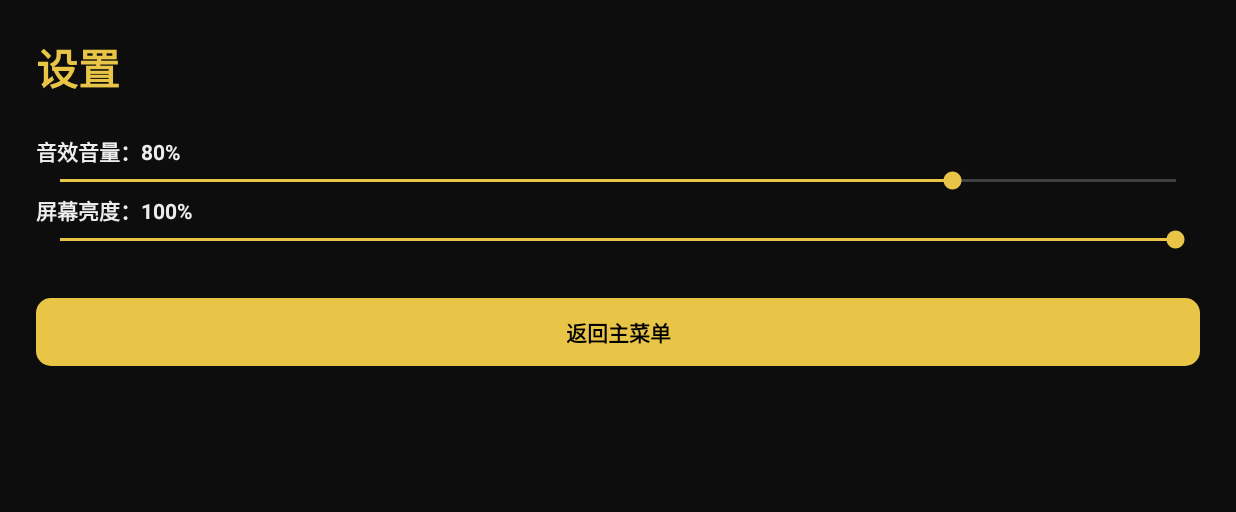
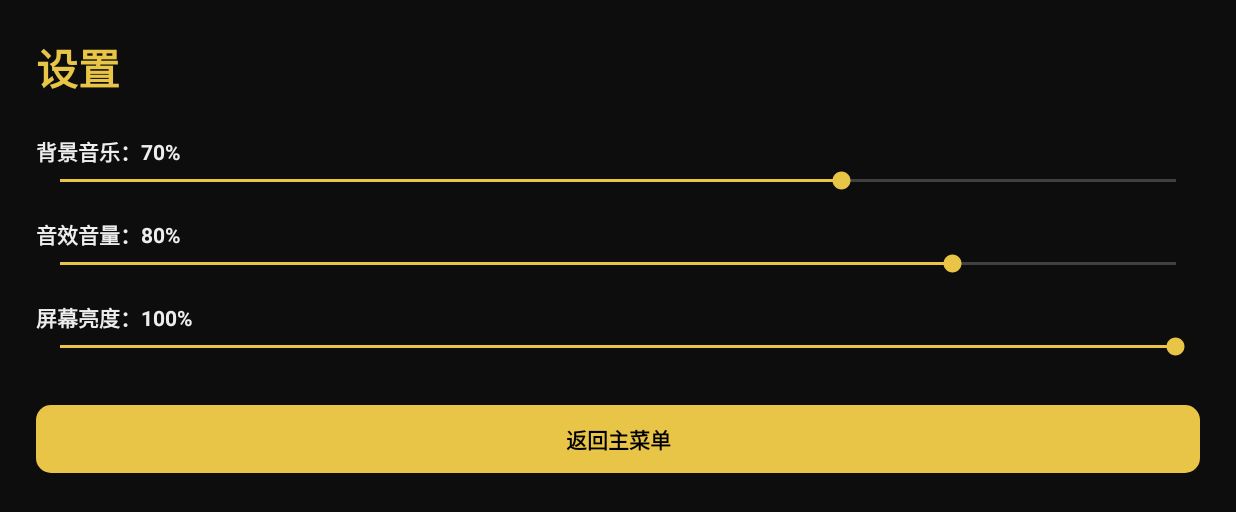
Before and after one commit to fktrr1234567890/BackroomsCardJourney-no, an Android app: the screen it shows after launch (MainActivity), after a tap on "设置", on a phone screen of 824 x 412 dp (held sideways). Shown: the top 512 px of the screen. Run offline under Robolectric (Android 15) with nearby library versions, the phone set to English and light mode, and no system bars.

Commit message:
Update MainActivity.kt

```diff
--- a/app/src/main/java/com/backrooms/cardjourney/MainActivity.kt
+++ b/app/src/main/java/com/backrooms/cardjourney/MainActivity.kt
@@ -6,6 +6,9 @@ import android.content.Context
 import android.graphics.Color
 import android.graphics.Typeface
 import android.graphics.drawable.GradientDrawable
+import android.media.AudioAttributes
+import android.media.AudioFormat
+import android.media.AudioTrack
 import android.os.Bundle
 import android.view.Gravity
 import android.view.View
@@ -18,13 +21,18 @@ import android.widget.SeekBar
 import android.widget.TextView
 import android.widget.Toast
 import kotlin.math.max
+import kotlin.math.sin
 
 class MainActivity : Activity() {
     private lateinit var root: FrameLayout
     private val engine = GameEngine()
+    private var musicVol = 70
     private var soundVol = 80
     private var bright = 100
     private var overDialogShown = false
+
+    private var audioTrack: AudioTrack? = null
+    private var audioThread: Thread? = null
 
     private val C_BG = 0xFF0D0D0D.toInt()
     private val C_PANEL = 0xFF1B1B1B.toInt()
@@ -44,9 +52,68 @@ class MainActivity : Activity() {
         setContentView(root)
         loadSettings()
         applyBrightness()
+        startBgm()
         showMainMenu()
     }
 
+    override fun onDestroy() {
+        super.onDestroy()
+        stopBgm()
+    }
+
+    // ====== 纯代码生成后室底噪（荧光灯嗡嗡声） ======
+    private fun startBgm() {
+        if (musicVol <= 0 || audioTrack != null) return
+        audioThread = Thread {
+            val sampleRate = 44100
+            val bufferSize = AudioTrack.getMinBufferSize(sampleRate, AudioFormat.CHANNEL_OUT_MONO, AudioFormat.ENCODING_PCM_16BIT)
+            try {
+                audioTrack = AudioTrack.Builder()
+                    .setAudioAttributes(AudioAttributes.Builder()
+                        .setUsage(AudioAttributes.USAGE_GAME)
+                        .setContentType(AudioAttributes.CONTENT_TYPE_MUSIC)
+                        .build())
+                    .setAudioFormat(AudioFormat.Builder()
+                        .setEncoding(AudioFormat.ENCODING_PCM_16BIT)
+                        .setSampleRate(sampleRate)
+                        .setChannelMask(AudioFormat.CHANNEL_OUT_MONO)
+                        .build())
+                    .setBufferSizeInBytes(bufferSize * 2)
+                    .setTransferMode(AudioTrack.MODE_STREAM)
+                    .build()
+
+                audioTrack?.play()
+                val buffer = ShortArray(bufferSize)
+                var phase = 0.0
+                while (!Thread.currentThread().isInterrupted && audioTrack?.playState == AudioTrack.PLAYSTATE_PLAYING) {
+                    for (i in buffer.indices) {
+                        val t = phase / sampleRate.toDouble()
+                        // 50Hz 低频轰鸣 + 120Hz 荧光灯电流声 + 微弱白噪音
+                        val sine = sin(2.0 * Math.PI * 50.0 * t) * 0.1 + sin(2.0 * Math.PI * 120.0 * t) * 0.05
+                        val noise = (Math.random() * 2 - 1) * 0.015
+                        buffer[i] = ((sine + noise) * Short.MAX_VALUE * (musicVol / 100.0)).toInt().toShort()
+                        phase += 1.0
+                    }
+                    audioTrack?.write(buffer, 0, buffer.size)
+                }
+            } catch (e: Exception) {
+                e.printStackTrace()
+            }
+        }
+        audioThread?.start()
+    }
+
+    private fun stopBgm() {
+        audioThread?.interrupt()
+        audioThread = null
+        try {
+            audioTrack?.stop()
+            audioTrack?.release()
+        } catch (e: Exception) {}
+        audioTrack = null
+    }
+
+    // ====== 基础 UI 工具 ======
     private fun dp(v: Int): Int = (v * resources.displayMetrics.density).toInt()
 
     private fun rounded(color: Int, radius: Float): GradientDrawable {
@@ -130,12 +197,13 @@ class MainActivity : Activity() {
     }
 
     private fun loadSettings() {
+        musicVol = prefs.getInt("music", 70)
         soundVol = prefs.getInt("sound", 80)
         bright = prefs.getInt("bright", 100)
     }
 
     private fun saveSettings() {
-        prefs.edit().putInt("sound", soundVol).putInt("bright", bright).apply()
+        prefs.edit().putInt("music", musicVol).putInt("sound", soundVol).putInt("bright", bright).apply()
     }
 
     private fun applyBrightness() {
@@ -257,11 +325,29 @@ class MainActivity : Activity() {
 
     private fun showEventDialog() {
         val evt = engine.activeEvent ?: return
+
+        // 构建明确的好处/坏处提示
+        val effectMsg = StringBuilder()
+        effectMsg.append(evt.desc).append("\n\n【结算结果】\n")
+        if (evt.hpChange != 0) {
+            effectMsg.append("生命 ").append(if (evt.hpChange > 0) "+" else "").append(evt.hpChange).append("\n")
+        }
+        if (evt.coinChange != 0) {
+            effectMsg.append("金币 ").append(if (evt.coinChange > 0) "+" else "").append(evt.coinChange).append("\n")
+        }
+        if (evt.progChange != 0) {
+            effectMsg.append("进度 ").append(if (evt.progChange > 0) "+" else "").append(evt.progChange).append("\n")
+        }
+        if (evt.hpChange == 0 && evt.coinChange == 0 && evt.progChange == 0) {
+            effectMsg.append("无事发生……\n")
+        }
+
         val b = AlertDialog.Builder(this)
         b.setTitle(evt.title)
-        b.setMessage(evt.desc)
+        b.setMessage(effectMsg.toString())
         b.setCancelable(false)
-        b.setPositiveButton("确认") { _, _ ->
+        b.setPositiveButton("确认") { dialog, _ ->
+            dialog.dismiss() // 确保先关闭弹窗
             engine.resolveEvent()
             update()
         }
@@ -485,7 +571,8 @@ class MainActivity : Activity() {
         when (type) {
             "good" -> {
                 b.setMessage("这里是安全的避风港。\n生命与理智完全恢复，获得道具。")
-                b.setPositiveButton("好耶") { _, _ ->
+                b.setPositiveButton("好耶") { dialog, _ ->
+                    dialog.dismiss()
                     engine.hp = engine.maxHp
                     engine.sanity = 100
                     engine.inventory.add(ItemLibrary.random(1)[0])
@@ -496,7 +583,8 @@ class MainActivity : Activity() {
             }
             "bad" -> {
                 b.setMessage("你掉进了陷阱！\n失去 40 点生命。")
-                b.setPositiveButton("该死") { _, _ ->
+                b.setPositiveButton("该死") { dialog, _ ->
+                    dialog.dismiss()
                     engine.hp -= 40
                     engine.checkState()
                     engine.isSpecial = false
@@ -506,13 +594,15 @@ class MainActivity : Activity() {
             }
             else -> {
                 b.setMessage("前方有两条路：\n左路(金币+20)，右路(进度+50)")
-                b.setPositiveButton("左路") { _, _ ->
+                b.setPositiveButton("左路") { dialog, _ ->
+                    dialog.dismiss()
                     engine.coins += 20
                     engine.isSpecial = false
                     engine.advance()
                     if (engine.finishedAll) showAllClearedDialog() else update()
                 }
-                b.setNegativeButton("右路") { _, _ ->
+                b.setNegativeButton("右路") { dialog, _ ->
+                    dialog.dismiss()
                     engine.progress += 50
                     engine.isSpecial = false
                     engine.advance()
@@ -549,30 +639,50 @@ class MainActivity : Activity() {
         ll.addView(tv("设置", 28f, C_ACCENT, true))
         ll.addView(spacer(24))
 
-        val label1 = tv("音效音量：" + soundVol + "%", 14f, C_TEXT, true)
-        ll.addView(label1)
-        val sb1 = SeekBar(this)
-        sb1.max = 100
-        sb1.progress = soundVol
-        sb1.setOnSeekBarChangeListener(object : SeekBar.OnSeekBarChangeListener {
+        // 音乐
+        val labelM = tv("背景音乐：" + musicVol + "%", 14f, C_TEXT, true)
+        ll.addView(labelM)
+        val sbM = SeekBar(this)
+        sbM.max = 100
+        sbM.progress = musicVol
+        sbM.setOnSeekBarChangeListener(object : SeekBar.OnSeekBarChangeListener {
             override fun onProgressChanged(s: SeekBar?, p: Int, f: Boolean) {
-                label1.text = "音效音量：" + p + "%"
+                labelM.text = "背景音乐：" + p + "%"
+                musicVol = p
+                saveSettings()
+                if (musicVol == 0) stopBgm() else if (audioTrack == null) startBgm()
+            }
+            override fun onStartTrackingTouch(s: SeekBar?) {}
+            override fun onStopTrackingTouch(s: SeekBar?) {}
+        })
+        ll.addView(sbM)
+
+        // 音效
+        val labelS = tv("音效音量：" + soundVol + "%", 14f, C_TEXT, true)
+        val pS = lpFull(); pS.topMargin = dp(16); ll.addView(labelS, pS)
+        val sbS = SeekBar(this)
+        sbS.max = 100
+        sbS.progress = soundVol
+        sbS.setOnSeekBarChangeListener(object : SeekBar.OnSeekBarChangeListener {
+            override fun onProgressChanged(s: SeekBar?, p: Int, f: Boolean) {
+                labelS.text = "音效音量：" + p + "%"
                 soundVol = p
                 saveSettings()
             }
             override fun onStartTrackingTouch(s: SeekBar?) {}
             override fun onStopTrackingTouch(s: SeekBar?) {}
         })
-        ll.addView(sb1)
+        ll.addView(sbS)
 
-        val label2 = tv("屏幕亮度：" + bright + "%", 14f, C_TEXT, true)
-        ll.addView(label2)
-        val sb2 = SeekBar(this)
-        sb2.max = 100
-        sb2.progress = bright
-        sb2.setOnSeekBarChangeListener(object : SeekBar.OnSeekBarChangeListener {
+        // 亮度
+        val labelB = tv("屏幕亮度：" + bright + "%", 14f, C_TEXT, true)
+        val pB = lpFull(); pB.topMargin = dp(16); ll.addView(labelB, pB)
+        val sbB = SeekBar(this)
+        sbB.max = 100
+        sbB.progress = bright
+        sbB.setOnSeekBarChangeListener(object : SeekBar.OnSeekBarChangeListener {
             override fun onProgressChanged(s: SeekBar?, p: Int, f: Boolean) {
-                label2.text = "屏幕亮度：" + p + "%"
+                labelB.text = "屏幕亮度：" + p + "%"
                 bright = p
                 applyBrightness()
                 saveSettings()
@@ -580,7 +690,7 @@ class MainActivity : Activity() {
             override fun onStartTrackingTouch(s: SeekBar?) {}
             override fun onStopTrackingTouch(s: SeekBar?) {}
         })
-        ll.addView(sb2)
+        ll.addView(sbB)
 
         ll.addView(spacer(30))
         ll.addView(actionBtn("返回主菜单") { showMainMenu() })
@@ -594,9 +704,9 @@ class MainActivity : Activity() {
         ll.setPadding(dp(24), dp(24), dp(24), dp(24))
         sv.addView(ll, lpFull())
         root.addView(sv, lpFull())
-        ll.addView(tv("关于详情 v2.0", 28f, C_ACCENT, true))
+        ll.addView(tv("关于详情 v2.1", 28f, C_ACCENT, true))
         ll.addView(spacer(16))
-        ll.addView(tv("已更新：\n1. 特殊关卡增加至 100+ 种\n2. 怪物加入了技能\n3. 新增 12 个角色\n4. 新增 200 个事件\n5. 改为横屏", 14f, C_TEXT))
+        ll.addView(tv("已更新：\n1. 修复事件界面消失与无提示的Bug\n2. 加入纯代码生成的后室底噪背景音乐（可在设置里调节）\n3. 新增 12 个角色和特殊关卡系统", 14f, C_TEXT))
         ll.addView(spacer(30))
         ll.addView(actionBtn("返回主菜单") { showMainMenu() })
     }
```
